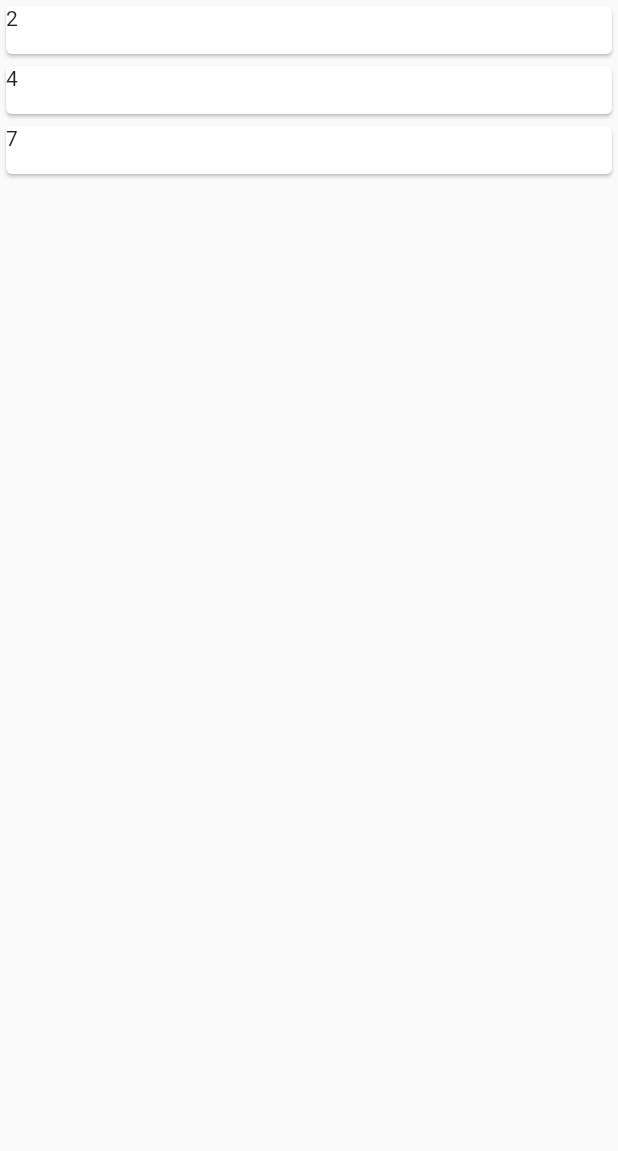
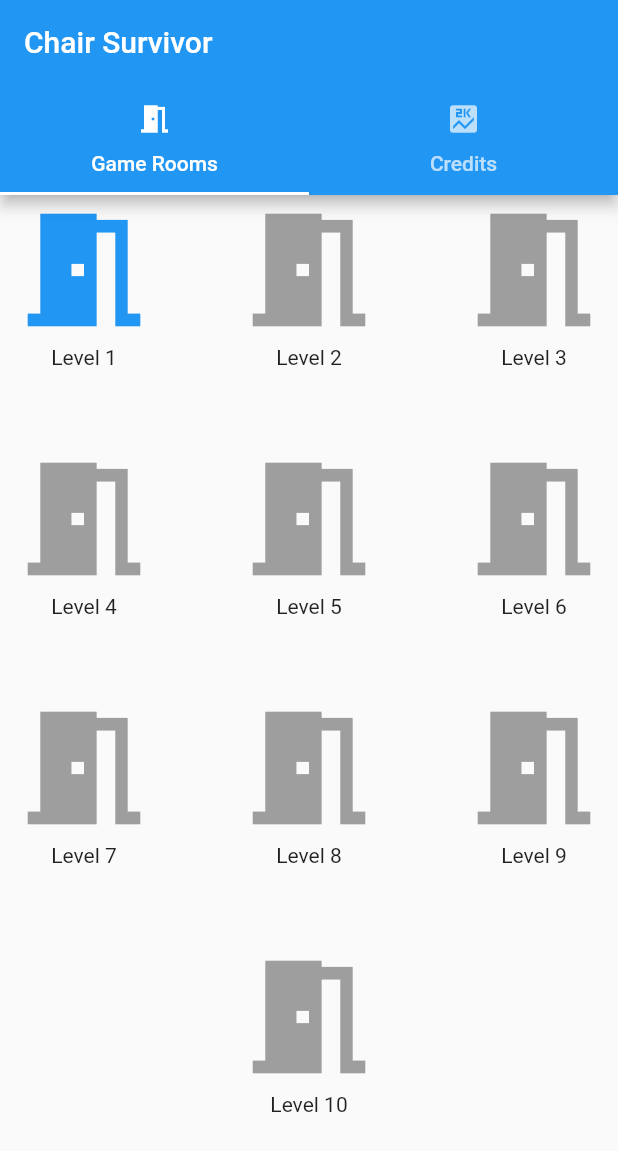
Before and after one commit to withdurrani/chair_survivor, a Flutter app: the screen it shows after launch, on a phone screen of 412 x 824 dp. Shown: the top 1151 px of the screen. Run offline on Flutter 3.47's test engine with Material 2 defaults, Android fonts, the phone set to English and light mode, and no system bars.

Commit message:
working app

```diff
--- /dev/null
+++ b/lib/constants.dart
@@ -0,0 +1,8 @@
+class Constants {
+  static const String appName = 'Chair Survivor';
+  static const String mainTabName = 'Game Rooms';
+  static const String creditsTabName = 'Credits';
+
+  static const String aboutGame =
+      'Take a second to imagine that you are in a room with 100 chairs arranged in a circle. These chairs are numbered sequentially from One to One Hundred. At some point in time, the person in chair #1 will be told to leave the room. The person in chair #2 will be skipped, and the person in chair #3 will be told to leave. Next to go is person in chair #6. In other words, 1 person will be skipped initially, and then 2, 3, 4.. and so on. This pattern of skipping will keep going around the circle until there is only one person remaining.';
+}
--- a/lib/home_page.dart
+++ /dev/null
@@ -1,92 +0,0 @@
-import 'package:chair_survivor/viewmodels/game_viewmodel.dart';
-import 'package:flutter/material.dart';
-
-class HomePage extends StatelessWidget {
-  const HomePage({Key? key}) : super(key: key);
-
-  @override
-  Widget build(BuildContext context) {
-    final gameViewModel = GameViewModel(totalSeats: 10);
-    final players = gameViewModel.notOutPlayers;
-    return Scaffold(
-      body: StreamBuilder<int>(
-        stream: gameViewModel.startGame(interval: const Duration(seconds: 1)),
-        initialData: 0,
-        builder: (context, snapshot) {
-          return snapshot.data == null
-              ? const Text('No data')
-              : _ListView(index: snapshot.data!, players: players);
-        },
-      ),
-    );
-  }
-}
-
-class _ListView extends StatefulWidget {
-  final int index;
-  const _ListView({
-    Key? key,
-    required this.index,
-    required this.players,
-  }) : super(key: key);
-
-  final List<int> players;
-
-  @override
-  State<_ListView> createState() => _ListViewState();
-}
-
-class _ListViewState extends State<_ListView> {
-  final _key = GlobalKey<AnimatedListState>();
-
-  @override
-  void didUpdateWidget(covariant _ListView oldWidget) {
-    debugPrint('widgetIndex: ${widget.index}');
-    _key.currentState!.removeItem(
-        widget.index,
-        (context, animation) => _Item(
-              item: widget.index,
-              animation: animation,
-            ));
-    super.didUpdateWidget(oldWidget);
-  }
-
-  @override
-  Widget build(BuildContext context) {
-    // debugPrint(widget.players.toString());
-    return Scaffold(
-      body: AnimatedList(
-        key: _key,
-        initialItemCount: widget.players.length,
-        itemBuilder: (context, i, animation) {
-          return _Item(item: widget.players[i], animation: animation);
-        },
-      ),
-    );
-  }
-}
-
-class _Item extends StatelessWidget {
-  const _Item({
-    Key? key,
-    required this.item,
-    required this.animation,
-  }) : super(key: key);
-
-  final int item;
-  final Animation<double> animation;
-
-  @override
-  Widget build(BuildContext context) {
-    return SlideTransition(
-      position: Tween<Offset>(
-        begin: const Offset(-1, 0),
-        end: const Offset(0, 0),
-      ).animate(animation),
-      child: SizedBox(
-        height: 40,
-        child: Card(child: Text('$item')),
-      ),
-    );
-  }
-}
--- a/lib/main.dart
+++ b/lib/main.dart
@@ -1,9 +1,16 @@
+import 'package:chair_survivor/constants.dart';
+import 'package:chair_survivor/pages/home/home_page.dart';
+import 'package:chair_survivor/viewmodels/game_viewmodel.dart';
 import 'package:flutter/material.dart';
-
-import 'home_page.dart';
+import 'package:provider/provider.dart';
 
 void main() {
-  runApp(const MyApp());
+  runApp(
+    ChangeNotifierProvider(
+      create: (_) => GameViewModel(totalSeats: 100),
+      child: const MyApp(),
+    ),
+  );
 }
 
 class MyApp extends StatelessWidget {
@@ -12,10 +19,9 @@ class MyApp extends StatelessWidget {
   @override
   Widget build(BuildContext context) {
     return MaterialApp(
-      title: 'Flutter Demo',
-      theme: ThemeData(
-        primarySwatch: Colors.blue,
-      ),
+      debugShowCheckedModeBanner: false,
+      title: Constants.appName,
+      theme: ThemeData(primarySwatch: Colors.blue),
       home: const HomePage(),
     );
   }
--- /dev/null
+++ b/lib/models/game_room.dart
@@ -0,0 +1,7 @@
+class GameRoom {
+  final int id;
+  final String name;
+  final bool isEnabled;
+
+  GameRoom({required this.id, required this.name, this.isEnabled = false});
+}
--- /dev/null
+++ b/lib/models/player.dart
@@ -0,0 +1,6 @@
+class Player {
+  final int id;
+  final bool isVisible;
+
+  Player({required this.id, this.isVisible = true});
+}
--- /dev/null
+++ b/lib/pages/home/game_rooms.dart
@@ -0,0 +1,50 @@
+import 'package:flutter/material.dart';
+
+import '../../models/game_room.dart';
+import '../../viewmodels/game_room_viewmodel.dart';
+import '../game/game_page.dart';
+
+class GameRooms extends StatelessWidget {
+  const GameRooms({Key? key}) : super(key: key);
+
+  @override
+  Widget build(BuildContext context) {
+    const double spacing = 50;
+    final gameRooms = GameRoomViewModel(totalRooms: 10).getGameRooms;
+    return SingleChildScrollView(
+      child: Wrap(
+        alignment: WrapAlignment.center,
+        spacing: spacing,
+        runSpacing: spacing,
+        children: gameRooms.map((room) => _GameRoom(gameRoom: room)).toList(),
+      ),
+    );
+  }
+}
+
+class _GameRoom extends StatelessWidget {
+  const _GameRoom({Key? key, required this.gameRoom}) : super(key: key);
+  final GameRoom gameRoom;
+
+  @override
+  Widget build(BuildContext context) {
+    final iconColor =
+        gameRoom.isEnabled ? Theme.of(context).primaryColor : Colors.grey;
+    return GestureDetector(
+      onTap: !gameRoom.isEnabled ? null : () => _navigate(context),
+      child: Column(
+        children: [
+          Icon(Icons.meeting_room, size: 100, color: iconColor),
+          Text(gameRoom.name),
+        ],
+      ),
+    );
+  }
+
+  void _navigate(BuildContext context) {
+    Navigator.push(
+      context,
+      MaterialPageRoute(builder: (context) => GamePage(title: gameRoom.name)),
+    );
+  }
+}
--- /dev/null
+++ b/lib/pages/home/home_page.dart
@@ -0,0 +1,33 @@
+import 'package:chair_survivor/constants.dart';
+import 'package:flutter/material.dart';
+
+import 'credits.dart';
+import 'game_rooms.dart';
+
+class HomePage extends StatelessWidget {
+  const HomePage({Key? key}) : super(key: key);
+
+  @override
+  Widget build(BuildContext context) {
+    return DefaultTabController(
+      length: 2,
+      child: Scaffold(
+        appBar: AppBar(
+          title: const Text(Constants.appName),
+          bottom: const TabBar(
+            tabs: [
+              Tab(icon: Icon(Icons.meeting_room), text: Constants.mainTabName),
+              Tab(icon: Icon(Icons.score), text: Constants.creditsTabName),
+            ],
+          ),
+        ),
+        body: const TabBarView(
+          children: [
+            GameRooms(),
+            Credits(),
+          ],
+        ),
+      ),
+    );
+  }
+}
--- /dev/null
+++ b/lib/viewmodels/game_room_viewmodel.dart
@@ -0,0 +1,11 @@
+import 'package:chair_survivor/models/game_room.dart';
+
+class GameRoomViewModel {
+  GameRoomViewModel({required int totalRooms}) {
+    _gameRooms = List.generate(totalRooms,
+        (i) => GameRoom(id: i + 1, name: 'Level ${i + 1}', isEnabled: i == 0));
+  }
+
+  late final List<GameRoom> _gameRooms;
+  List<GameRoom> get getGameRooms => _gameRooms;
+}
--- a/pubspec.yaml
+++ b/pubspec.yaml
@@ -13,6 +13,7 @@ dependencies:
     sdk: flutter
 
   cupertino_icons: ^1.0.2
+  provider: ^6.0.2
 
 dev_dependencies:
   flutter_test:
```
Also changed, not shown: lib/pages/game/game_page.dart (added, +46 -0 lines), lib/pages/game/player_card.dart (added, +16 -0 lines), lib/pages/game/players_list.dart (added, +38 -0 lines), lib/pages/game/winner_banner.dart (added, +20 -0 lines), lib/pages/home/credits.dart (added, +48 -0 lines), lib/viewmodels/game_viewmodel.dart (+60 -25 lines), pubspec.lock.
